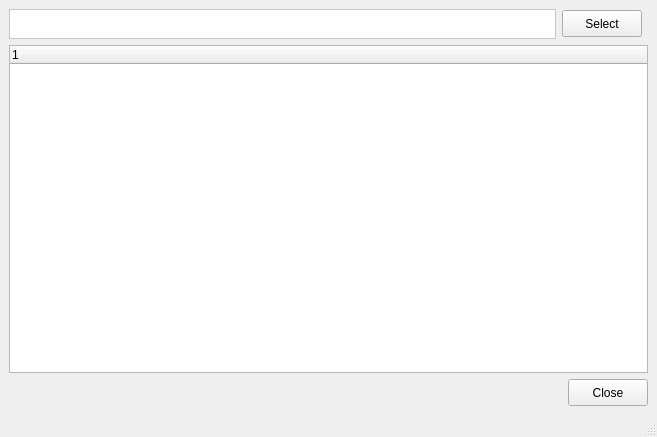
Qt form ChartTest/htcdataselector.ui (mikeinsantarosa/ChartTest) before a commit.
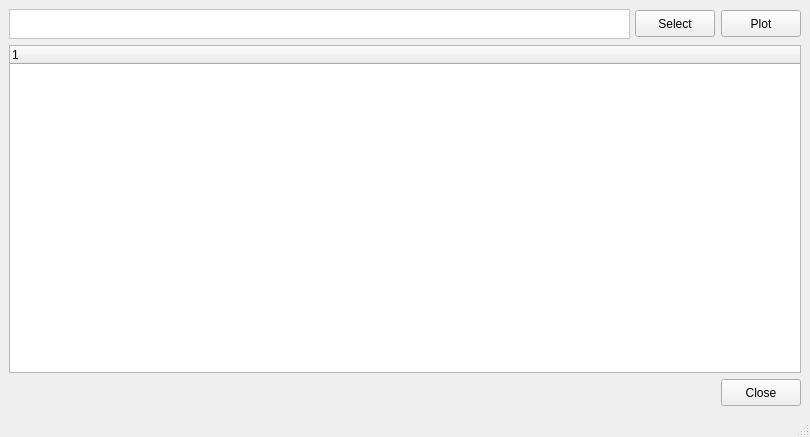
The same form after that commit.

Commit message: got the column selector working

```diff
--- a/ChartTest/htcdataselector.ui
+++ b/ChartTest/htcdataselector.ui
@@ -6,7 +6,7 @@
    <rect>
     <x>0</x>
     <y>0</y>
-    <width>657</width>
+    <width>810</width>
     <height>437</height>
    </rect>
   </property>
@@ -18,7 +18,7 @@
   </property>
   <property name="minimumSize">
    <size>
-    <width>657</width>
+    <width>810</width>
     <height>405</height>
    </size>
   </property>
@@ -43,7 +43,7 @@
       </property>
       <property name="minimumSize">
        <size>
-        <width>530</width>
+        <width>621</width>
         <height>30</height>
        </size>
       </property>
@@ -68,7 +68,7 @@
       </property>
      </widget>
     </item>
-    <item row="0" column="1" colspan="2">
+    <item row="0" column="1">
      <widget class="QPushButton" name="btnSelectColumns">
       <property name="sizePolicy">
        <sizepolicy hsizetype="Fixed" vsizetype="Fixed">
@@ -93,6 +93,31 @@
       </property>
      </widget>
     </item>
+    <item row="0" column="2">
+     <widget class="QPushButton" name="btnPlot">
+      <property name="sizePolicy">
+       <sizepolicy hsizetype="Fixed" vsizetype="Fixed">
+        <horstretch>0</horstretch>
+        <verstretch>0</verstretch>
+       </sizepolicy>
+      </property>
+      <property name="minimumSize">
+       <size>
+        <width>80</width>
+        <height>27</height>
+       </size>
+      </property>
+      <property name="maximumSize">
+       <size>
+        <width>80</width>
+        <height>27</height>
+       </size>
+      </property>
+      <property name="text">
+       <string>Plot</string>
+      </property>
+     </widget>
+    </item>
     <item row="1" column="0" colspan="3">
      <widget class="QTreeWidget" name="treeDatasets">
       <property name="sizePolicy">
@@ -103,7 +128,7 @@
       </property>
       <property name="minimumSize">
        <size>
-        <width>631</width>
+        <width>791</width>
         <height>270</height>
        </size>
       </property>
```
Left out of the diff: 2 changed lines with no effect on the pictures. The commit also changes 9 other files.
